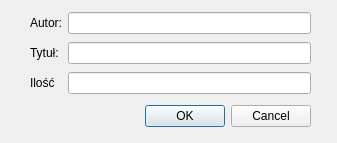
Above: dialogaddbook.ui from Robert1423/QTLibrary before the change. Below: the same form after it.
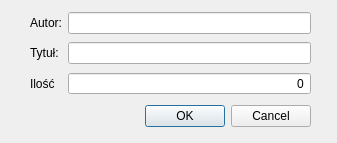
That is the form after the change.

Patch:
```diff
--- a/dialogaddbook.ui
+++ b/dialogaddbook.ui
@@ -40,7 +40,7 @@
      <x>30</x>
      <y>10</y>
      <width>281</width>
-     <height>86</height>
+     <height>87</height>
     </rect>
    </property>
    <layout class="QGridLayout" name="gridLayout">
@@ -72,7 +72,14 @@
      </widget>
     </item>
     <item row="2" column="1">
-     <widget class="QLineEdit" name="Number"/>
+     <widget class="QSpinBox" name="Number">
+      <property name="alignment">
+       <set>Qt::AlignRight|Qt::AlignTrailing|Qt::AlignVCenter</set>
+      </property>
+      <property name="buttonSymbols">
+       <enum>QAbstractSpinBox::NoButtons</enum>
+      </property>
+     </widget>
     </item>
    </layout>
   </widget>
```
Left out of the diff: 12 changed lines with no effect on the pictures.
